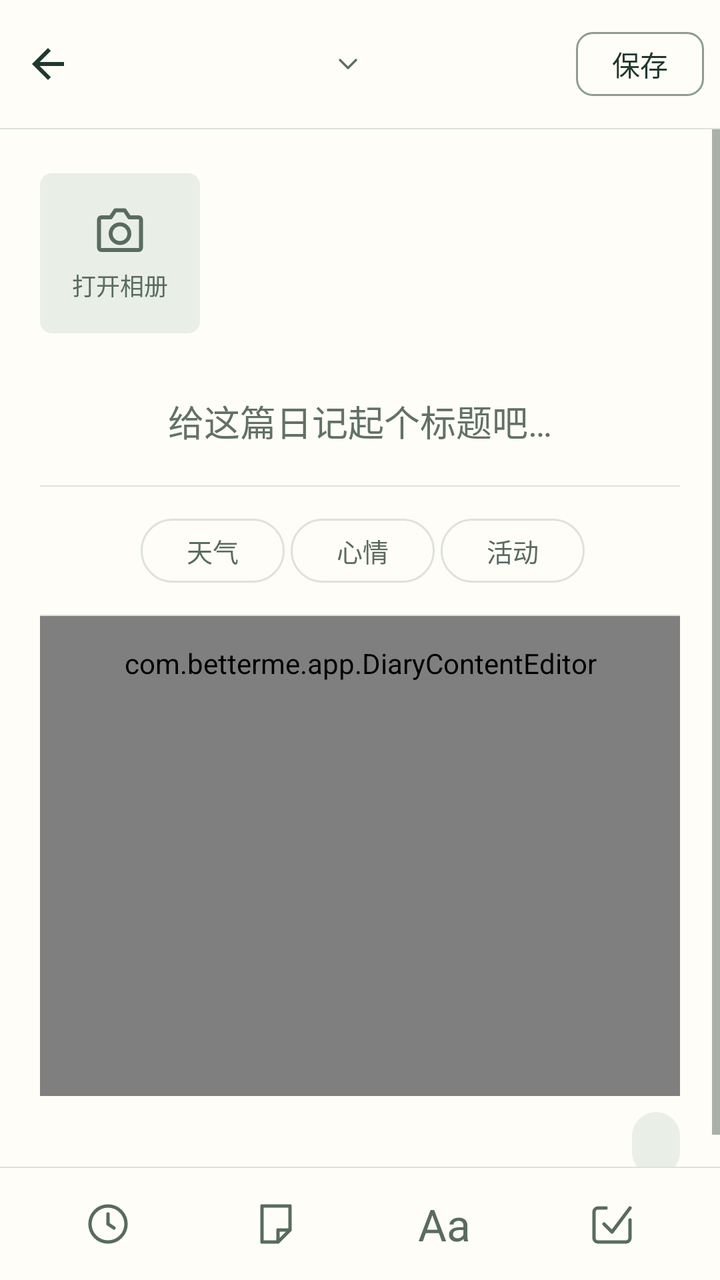
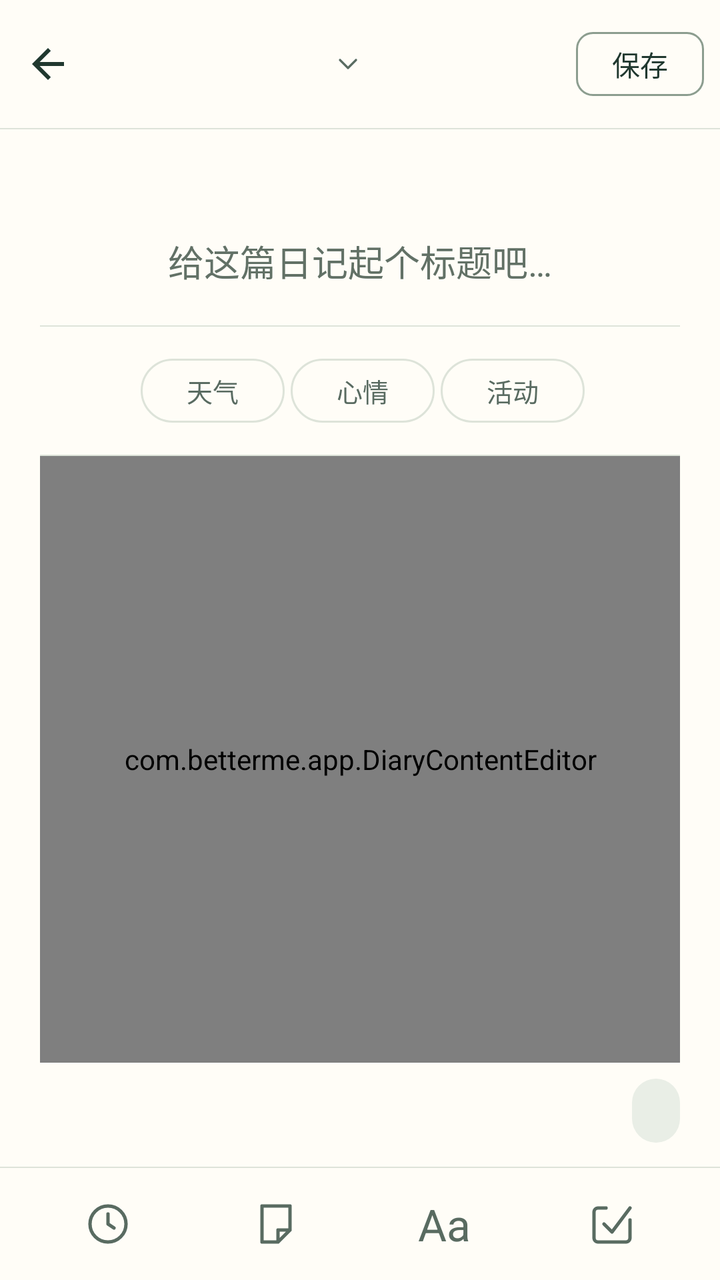

Two renders of the same Android screen: before a commit and after it. Below are the layout's source before the change and the commit's diff.
<!-- AndroidManifest.xml: activity theme Theme.BetterMe.Diary -->
<!-- res/layout/activity_diary.xml -->
<?xml version="1.0" encoding="utf-8"?>
<LinearLayout xmlns:android="http://schemas.android.com/apk/res/android"
    xmlns:app="http://schemas.android.com/apk/res-auto"
    android:id="@+id/diaryRoot"
    android:layout_width="match_parent" android:layout_height="match_parent"
    android:orientation="vertical" android:background="@color/surface"
    android:focusableInTouchMode="true">
    <LinearLayout android:layout_width="match_parent" android:layout_height="64dp"
        android:gravity="center_vertical" android:paddingEnd="8dp">
        <ImageButton android:id="@+id/btnBack" android:layout_width="48dp" android:layout_height="48dp"
            android:padding="12dp" android:src="@drawable/ic_arrow_back"
            android:background="?attr/selectableItemBackgroundBorderless" android:contentDescription="@string/back"/>
        <LinearLayout android:id="@+id/btnDate" android:layout_width="0dp" android:layout_height="48dp"
            android:layout_weight="1" android:orientation="horizontal" android:gravity="center"
            android:background="?attr/selectableItemBackground" android:clickable="true" android:focusable="true"
            android:contentDescription="@string/diary_date">
            <TextView android:id="@+id/tvDay" android:layout_width="wrap_content" android:layout_height="wrap_content"
                android:textSize="27sp" android:textStyle="bold" android:textColor="@color/text_primary"/>
            <TextView android:id="@+id/tvMonth" android:layout_width="wrap_content" android:layout_height="wrap_content"
                android:layout_marginStart="6dp" android:textSize="13sp" android:textColor="@color/text_primary"/>
            <ImageView android:layout_width="16dp" android:layout_height="16dp" android:layout_marginStart="6dp"
                android:src="@drawable/ic_diary_down" android:importantForAccessibility="no" app:tint="@color/text_secondary"/>
        </LinearLayout>
        <TextView android:id="@+id/btnSave" android:layout_width="wrap_content" android:layout_height="48dp"
            android:minWidth="64dp" android:paddingStart="16dp" android:paddingEnd="16dp"
            android:gravity="center" android:text="@string/diary_save_label" android:textSize="14sp"
            android:textColor="@color/diary_save_text" android:maxLines="1"
            android:background="@drawable/bg_diary_save" android:clickable="true" android:focusable="true"
            android:contentDescription="@string/diary_save"/>
    </LinearLayout>
    <View android:layout_width="match_parent" android:layout_height="0.5dp" android:background="@color/sheet_divider"/>
    <LinearLayout android:id="@+id/entryLoadState" android:layout_width="match_parent" android:layout_height="0dp"
        android:layout_weight="1" android:orientation="vertical" android:gravity="center"
        android:padding="24dp" android:visibility="gone">
        <ProgressBar android:id="@+id/entryLoading" android:layout_width="40dp" android:layout_height="40dp"
            android:indeterminateTint="@color/text_secondary"/>
        <TextView android:id="@+id/entryLoadMessage" android:layout_width="match_parent" android:layout_height="wrap_content"
            android:layout_marginTop="16dp" android:gravity="center" android:text="@string/diary_loading_entry"
            android:textColor="@color/text_secondary" android:textSize="14sp"/>
        <Button android:id="@+id/btnRetryEntry" android:layout_width="wrap_content" android:layout_height="wrap_content"
            android:layout_marginTop="12dp" android:text="@string/diary_retry_entry" android:visibility="gone"/>
    </LinearLayout>
    <ScrollView android:id="@+id/editorScroll" android:layout_width="match_parent" android:layout_height="0dp"
        android:layout_weight="1" android:fillViewport="true" android:overScrollMode="never">
        <LinearLayout android:layout_width="match_parent" android:layout_height="wrap_content"
            android:clipChildren="false" android:clipToPadding="false"
            android:orientation="vertical" android:paddingStart="20dp" android:paddingEnd="20dp">
            <HorizontalScrollView android:id="@+id/mediaScroll" android:layout_width="match_parent" android:layout_height="wrap_content"
                android:clipChildren="false" android:clipToPadding="false"
                android:layout_marginTop="22dp" android:scrollbars="none" android:overScrollMode="never">
                <LinearLayout android:layout_width="wrap_content" android:layout_height="wrap_content"
                    android:clipChildren="false" android:clipToPadding="false"
                    android:orientation="horizontal" android:gravity="center_vertical">
                    <LinearLayout android:id="@+id/photoStrip" android:layout_width="wrap_content" android:layout_height="wrap_content"
                        android:clipChildren="false" android:clipToPadding="false"
                        android:orientation="horizontal"/>
                    <LinearLayout android:id="@+id/btnAddPhoto" android:layout_width="80dp" android:layout_height="80dp"
                        android:background="@drawable/bg_add_tile" android:gravity="center" android:orientation="vertical"
                        android:clickable="true" android:focusable="true" android:contentDescription="@string/diary_add_photo">
                        <ImageView android:layout_width="28dp" android:layout_height="28dp" android:src="@drawable/ic_diary_camera"
                            android:importantForAccessibility="no" app:tint="@color/text_secondary"/>
                        <TextView android:layout_width="wrap_content" android:layout_height="wrap_content" android:layout_marginTop="4dp"
                            android:text="@string/diary_add_photo" android:textColor="@color/text_secondary" android:textSize="12sp"/>
                    </LinearLayout>
                </LinearLayout>
            </HorizontalScrollView>
            <LinearLayout android:id="@+id/mediaStatus" android:layout_width="match_parent" android:layout_height="wrap_content"
                android:orientation="vertical" android:paddingTop="12dp" android:visibility="gone">
                <TextView android:id="@+id/mediaMessage" android:layout_width="match_parent" android:layout_height="wrap_content" android:textColor="@color/text_secondary" android:textSize="13sp"/>
                <ProgressBar android:id="@+id/mediaProgress" style="?android:attr/progressBarStyleHorizontal" android:layout_width="match_parent" android:layout_height="8dp" android:layout_marginTop="8dp" android:max="100"/>
                <LinearLayout android:layout_width="match_parent" android:layout_height="wrap_content" android:orientation="horizontal">
                    <Button android:id="@+id/btnCancelMedia" android:layout_width="wrap_content" android:layout_height="48dp" android:text="取消处理"/>
                    <Button android:id="@+id/btnRetryMedia" android:layout_width="wrap_content" android:layout_height="48dp" android:text="重试"/>
                </LinearLayout>
            </LinearLayout>
            <EditText android:id="@+id/etTitle" android:layout_width="match_parent" android:layout_height="wrap_content"
                android:minHeight="64dp" android:layout_marginTop="12dp" android:background="@null"
                android:gravity="center" android:hint="@string/diary_title_hint" android:inputType="textCapSentences"
                android:maxLength="80" android:maxLines="2" android:saveEnabled="false"
                android:imeOptions="actionNext"
                android:paddingTop="12dp" android:paddingBottom="12dp" android:textSize="18sp"
                android:textColor="@color/text_primary" android:textColorHint="@color/text_tertiary"/>
            <View android:layout_width="match_parent" android:layout_height="0.5dp" android:background="@color/sheet_divider"/>
            <HorizontalScrollView android:layout_width="match_parent" android:layout_height="64dp"
                android:fillViewport="true" android:scrollbars="none">
                <LinearLayout android:layout_width="wrap_content" android:layout_height="match_parent"
                    android:gravity="center" android:orientation="horizontal">
                    <TextView android:id="@+id/btnWeather" style="@style/DiaryTag" android:text="@string/diary_weather"/>
                    <TextView android:id="@+id/btnMood" style="@style/DiaryTag" android:text="@string/diary_mood"/>
                    <TextView android:id="@+id/btnActivity" style="@style/DiaryTag" android:text="@string/diary_activity"/>
                    <TextView android:id="@+id/btnTopic" style="@style/DiaryTag" android:text="@string/growth_topic"
                        android:maxLines="1" android:ellipsize="end" android:maxWidth="280dp" android:visibility="gone"/>
                </LinearLayout>
            </HorizontalScrollView>
            <View android:layout_width="match_parent" android:layout_height="0.5dp" android:background="@color/sheet_divider"/>
            <com.betterme.app.DiaryContentEditor android:id="@+id/contentEditor" android:layout_width="match_parent" android:layout_height="0dp"
                android:layout_weight="1" android:minHeight="240dp" android:background="@null" android:gravity="top|start"
                android:saveEnabled="false" android:paddingTop="14dp" android:paddingBottom="14dp"/>
            <TextView android:id="@+id/tvWordCount" android:layout_width="wrap_content" android:layout_height="32dp"
                android:layout_gravity="end" android:layout_marginTop="8dp" android:layout_marginBottom="12dp"
                android:paddingStart="12dp" android:paddingEnd="12dp" android:gravity="center"
                android:background="@drawable/bg_btn_phone_light" android:textColor="@color/text_secondary" android:textSize="12sp"/>
        </LinearLayout>
    </ScrollView>
    <View android:layout_width="match_parent" android:layout_height="0.5dp" android:background="@color/sheet_divider"/>
    <LinearLayout android:id="@+id/editorToolbar" android:layout_width="match_parent" android:layout_height="56dp"
        android:orientation="horizontal" android:gravity="center_vertical" android:paddingStart="12dp" android:paddingEnd="12dp">
        <androidx.appcompat.widget.AppCompatImageButton android:id="@+id/btnTime" style="@style/DiaryTool" android:src="@drawable/ic_diary_clock" android:contentDescription="@string/diary_insert_time"/>
        <androidx.appcompat.widget.AppCompatImageButton android:id="@+id/btnPaper" style="@style/DiaryTool" android:src="@drawable/ic_diary_paper" android:contentDescription="@string/diary_paper"/>
        <TextView android:id="@+id/btnFont" android:layout_width="0dp" android:layout_height="48dp" android:layout_weight="1"
            android:gravity="center" android:text="Aa" android:textSize="22sp" android:textColor="@color/text_secondary"
            android:background="?attr/selectableItemBackgroundBorderless" android:clickable="true" android:focusable="true"
            android:contentDescription="@string/diary_font"/>
        <androidx.appcompat.widget.AppCompatImageButton android:id="@+id/btnChecklist" style="@style/DiaryTool" android:src="@drawable/ic_diary_checklist" android:contentDescription="@string/diary_checklist"/>
    </LinearLayout>
</LinearLayout>
<!-- resources referenced by this layout -->
<resources>
  <color name="sheet_divider">#DDE3D9</color>
  <color name="surface">#FFFDF7</color>
  <color name="text_primary">#20382F</color>
  <color name="text_secondary">#596B61</color>
  <color name="text_tertiary">#627166</color>
  <!-- drawable bg_add_tile (drawable) -->
  <shape xmlns:android="http://schemas.android.com/apk/res/android" android:shape="rectangle">
      <solid android:color="@color/surface_muted"/>
      <corners android:radius="6dp"/>
  </shape>
  <!-- drawable bg_btn_phone_light (drawable) -->
  <?xml version="1.0" encoding="utf-8"?>
  <ripple xmlns:android="http://schemas.android.com/apk/res/android"
      android:color="@color/ripple_dark">
      <item>
          <shape android:shape="rectangle">
                  <solid android:color="@color/surface_muted" />
                  <corners android:radius="24dp" />
              </shape>
      </item>
  </ripple>
  <!-- drawable ic_arrow_back (drawable) -->
  <vector xmlns:android="http://schemas.android.com/apk/res/android"
      android:width="24dp" android:height="24dp"
      android:viewportWidth="24" android:viewportHeight="24">
      <path android:fillColor="@color/text_primary"
          android:pathData="M20,11H7.83l5.59,-5.59L12,4l-8,8 8,8 1.41,-1.41L7.83,13H20v-2z"/>
  </vector>
  <!-- drawable ic_diary_down (drawable) -->
  <vector xmlns:android="http://schemas.android.com/apk/res/android" android:width="24dp" android:height="24dp" android:viewportWidth="24" android:viewportHeight="24">
      <path android:fillColor="@android:color/transparent" android:strokeColor="@color/text_primary" android:strokeWidth="1.7" android:strokeLineCap="round" android:strokeLineJoin="round" android:pathData="M6,9l6,6 6,-6"/>
  </vector>
  <!-- drawable ic_diary_paper (drawable) -->
  <vector xmlns:android="http://schemas.android.com/apk/res/android" android:width="24dp" android:height="24dp" android:viewportWidth="24" android:viewportHeight="24">
      <path android:fillColor="@android:color/transparent" android:strokeColor="@color/text_primary" android:strokeWidth="1.7" android:strokeLineCap="round" android:strokeLineJoin="round" android:pathData="M5,3h14v12l-6,6H5z M13,21v-6h6"/>
  </vector>
  <string name="back">返回</string>
  <string name="diary_activity">活动</string>
  <string name="diary_add_photo">打开相册</string>
  <string name="diary_checklist">插入待办事项</string>
  <string name="diary_date">选择日记日期</string>
  <string name="diary_font">文字大小</string>
  <string name="diary_insert_time">插入当前时间</string>
  <string name="diary_loading_entry">正在读取日记…</string>
  <string name="diary_mood">心情</string>
  <string name="diary_paper">页面背景</string>
  <string name="diary_retry_entry">重新读取</string>
  <string name="diary_save">保存日记</string>
  <string name="diary_save_label">保存</string>
  <string name="diary_title_hint">给这篇日记起个标题吧…</string>
  <string name="diary_weather">天气</string>
  <string name="growth_topic">主题</string>
  <style name="DiaryTool">
          <item name="android:layout_width">0dp</item>
          <item name="android:layout_height">48dp</item>
          <item name="android:layout_weight">1</item>
          <item name="android:padding">12dp</item>
          <item name="android:background">?attr/selectableItemBackgroundBorderless</item>
          <item name="tint">@color/text_secondary</item>
      </style>
  <color name="surface_muted">#E9EEE6</color>
  <color name="ripple_dark">#18102D27</color>
  <color name="icon_muted">#8C9D8F</color>
  <color name="accent_light">#E5EDE7</color>
  <color name="accent">#FFFFFF</color>
  <color name="on_primary">#FFFDF7</color>
  <color name="gold_dark">#78633B</color>
  <color name="gold_light">#F1EBDD</color>
  <color name="tile_video_fg">#355F55</color>
  <color name="tile_video">#E2EBE7</color>
  <color name="error">#A3423C</color>
  <color name="bg_page">#F3F4EE</color>
  <!-- unchanged entries left out for length: 8 -->
</resources>

<!-- the commit's change to res/layout/activity_diary.xml (unified diff, before → after) -->
@@ -54,13 +54,32 @@
                     <LinearLayout android:id="@+id/photoStrip" android:layout_width="wrap_content" android:layout_height="wrap_content"
                         android:clipChildren="false" android:clipToPadding="false"
                         android:orientation="horizontal"/>
-                    <LinearLayout android:id="@+id/btnAddPhoto" android:layout_width="80dp" android:layout_height="80dp"
-                        android:background="@drawable/bg_add_tile" android:gravity="center" android:orientation="vertical"
-                        android:clickable="true" android:focusable="true" android:contentDescription="@string/diary_add_photo">
-                        <ImageView android:layout_width="28dp" android:layout_height="28dp" android:src="@drawable/ic_diary_camera"
-                            android:importantForAccessibility="no" app:tint="@color/text_secondary"/>
-                        <TextView android:layout_width="wrap_content" android:layout_height="wrap_content" android:layout_marginTop="4dp"
-                            android:text="@string/diary_add_photo" android:textColor="@color/text_secondary" android:textSize="12sp"/>
+
+                    <LinearLayout
+                        android:id="@+id/btnAddPhoto"
+                        android:layout_width="match_parent"
+                        android:layout_height="match_parent"
+                        android:background="@drawable/bg_add_tile"
+                        android:clickable="true"
+                        android:contentDescription="@string/diary_add_photo"
+                        android:focusable="true"
+                        android:gravity="center"
+                        android:orientation="vertical">
+
+                        <ImageView
+                            android:layout_width="28dp"
+                            android:layout_height="28dp"
+                            android:importantForAccessibility="no"
+                            android:src="@drawable/ic_diary_camera"
+                            app:tint="@color/text_secondary" />
+
+                        <TextView
+                            android:layout_width="wrap_content"
+                            android:layout_height="wrap_content"
+                            android:layout_marginTop="4dp"
+                            android:text="@string/diary_add_photo"
+                            android:textColor="@color/text_secondary"
+                            android:textSize="12sp" />
                     </LinearLayout>
                 </LinearLayout>
             </HorizontalScrollView>
